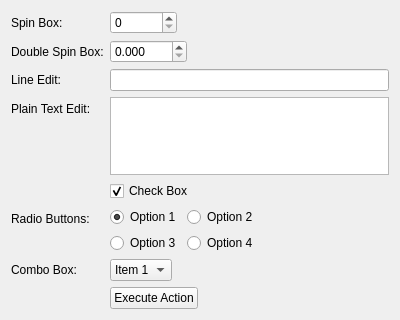
The window that core/ui/settings_test_ui.ui (mjbonnington/icarus-gps) describes before a commit, drawn with Qt 5.
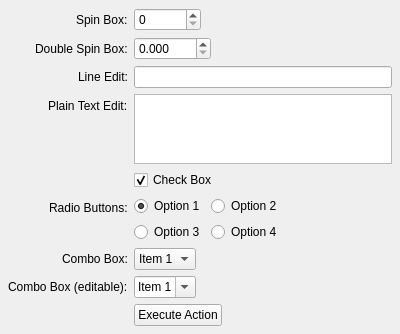
The same window after the commit.

Commit message: Improved settings panel UIs

What changed in the file:
```diff
--- a/core/ui/settings_test_ui.ui
+++ b/core/ui/settings_test_ui.ui
@@ -20,6 +20,12 @@
    <property name="fieldGrowthPolicy">
     <enum>QFormLayout::ExpandingFieldsGrow</enum>
    </property>
+   <property name="labelAlignment">
+    <set>Qt::AlignRight|Qt::AlignTrailing|Qt::AlignVCenter</set>
+   </property>
+   <property name="margin">
+    <number>8</number>
+   </property>
    <item row="1" column="0">
     <widget class="QLabel" name="spinBox_label">
      <property name="text">
@@ -210,7 +216,7 @@
      </item>
     </widget>
    </item>
-   <item row="8" column="1">
+   <item row="9" column="1">
     <widget class="QPushButton" name="executeAction_pushButton">
      <property name="text">
       <string>Execute Action</string>
@@ -220,6 +226,43 @@
      </property>
     </widget>
    </item>
+   <item row="8" column="1">
+    <widget class="QComboBox" name="comboBoxEditable_comboBox">
+     <property name="editable">
+      <bool>true</bool>
+     </property>
+     <property name="xmlTag" stdset="0">
+      <string>comboBox</string>
+     </property>
+     <item>
+      <property name="text">
+       <string>Item 1</string>
+      </property>
+     </item>
+     <item>
+      <property name="text">
+       <string>Item 2</string>
+      </property>
+     </item>
+     <item>
+      <property name="text">
+       <string>Item 3</string>
+      </property>
+     </item>
+     <item>
+      <property name="text">
+       <string>Item 4</string>
+      </property>
+     </item>
+    </widget>
+   </item>
+   <item row="8" column="0">
+    <widget class="QLabel" name="comboBoxEditable_label">
+     <property name="text">
+      <string>Combo Box (editable):</string>
+     </property>
+    </widget>
+   </item>
   </layout>
  </widget>
  <resources/>
```
The commit also changes 14 other files.
